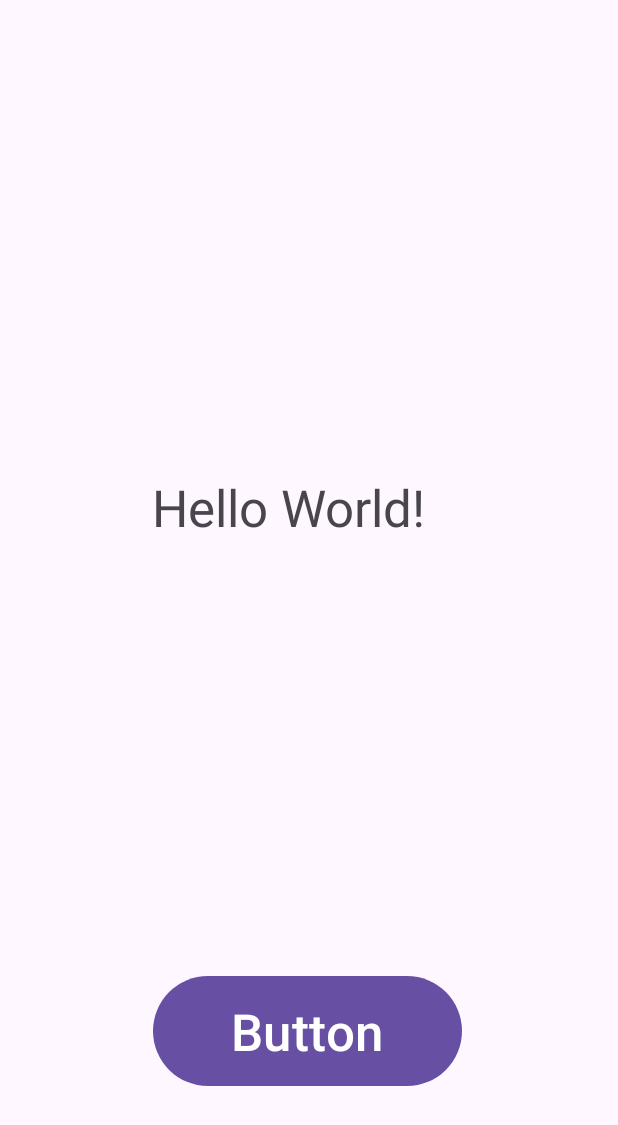
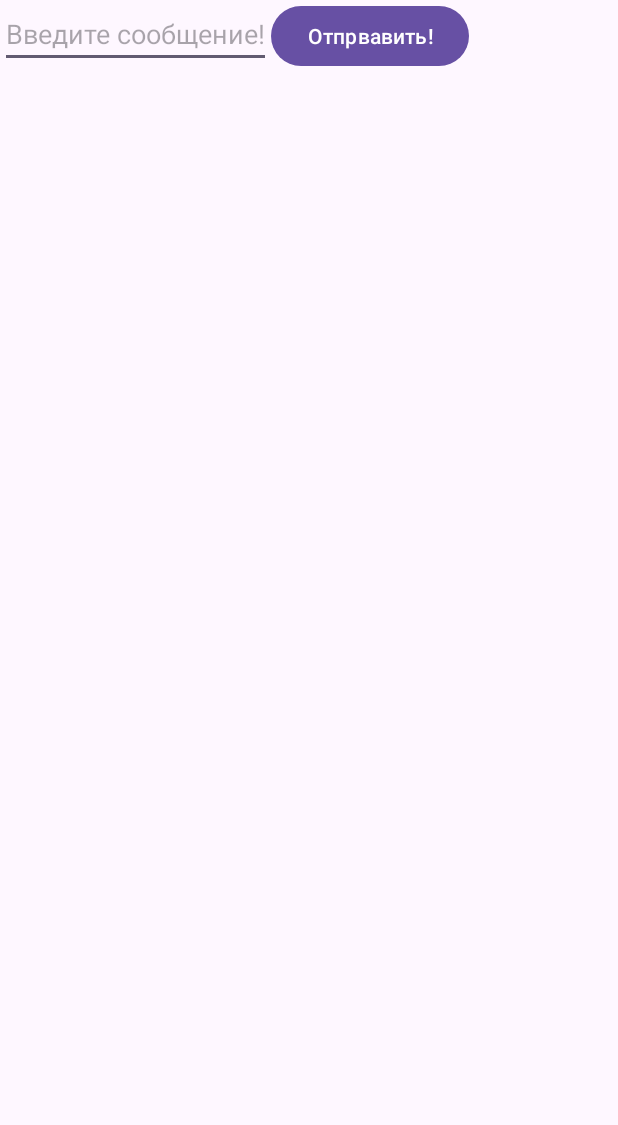
Before and after one commit to lui0000/mobile-app-development-task-1, an Android app: the screen it shows after launch (MainActivity), on a phone screen of 412 x 824 dp. Shown: the top 1125 px of the screen. Run offline under Robolectric (Android 15) with nearby library versions, the phone set to English and light mode, and no system bars.

Commit message:
add text button and text

```diff
--- a/app/src/main/java/com/example/myapplication/MainActivity.java
+++ b/app/src/main/java/com/example/myapplication/MainActivity.java
@@ -1,7 +1,6 @@
 package com.example.myapplication;
 
 import androidx.appcompat.app.AppCompatActivity;
-
 import android.os.Bundle;
 
 public class MainActivity extends AppCompatActivity {
--- a/app/src/main/res/layout/activity_main.xml
+++ b/app/src/main/res/layout/activity_main.xml
@@ -1,32 +1,21 @@
 <?xml version="1.0" encoding="utf-8"?>
-<androidx.constraintlayout.widget.ConstraintLayout xmlns:android="http://schemas.android.com/apk/res/android"
+<LinearLayout xmlns:android="http://schemas.android.com/apk/res/android"
     xmlns:app="http://schemas.android.com/apk/res-auto"
     xmlns:tools="http://schemas.android.com/tools"
     android:layout_width="match_parent"
     android:layout_height="match_parent"
-    tools:context=".MainActivity">
+    android:orientation="horizontal">
+    <EditText
+        android:id="@+id/edit_message"
+        android:layout_width="wrap_content"
+        android:layout_height="wrap_content"
+        android:hint="@string/edit_message">
+    </EditText>
+    <Button
+        android:layout_width="wrap_content"
+        android:layout_height="wrap_content"
+        android:text="@string/button_send"/>
 
-    <TextView
-        android:layout_width="208dp"
-        android:layout_height="114dp"
-        android:text="Hello World!"
-        android:textSize="34sp"
-        app:layout_constraintBottom_toBottomOf="parent"
-        app:layout_constraintEnd_toEndOf="parent"
-        app:layout_constraintHorizontal_bias="0.497"
-        app:layout_constraintStart_toStartOf="parent"
-        app:layout_constraintTop_toTopOf="parent"
-        app:layout_constraintVertical_bias="0.444" />
 
-    <Button
-        android:id="@+id/button"
-        android:layout_width="206dp"
-        android:layout_height="81dp"
-        android:layout_marginEnd="104dp"
-        android:layout_marginBottom="96dp"
-        android:text="Button"
-        android:textSize="34sp"
-        app:layout_constraintBottom_toBottomOf="parent"
-        app:layout_constraintEnd_toEndOf="parent" />
 
-</androidx.constraintlayout.widget.ConstraintLayout>
+</LinearLayout>
--- a/app/src/main/res/values/strings.xml
+++ b/app/src/main/res/values/strings.xml
@@ -1,3 +1,8 @@
 <resources>
     <string name="app_name">My Application</string>
+    <string name="edit_message">Введите сообщение!</string>
+    <string name="button_send">Отпрвавить!</string>
+
+
+
 </resources>
```
